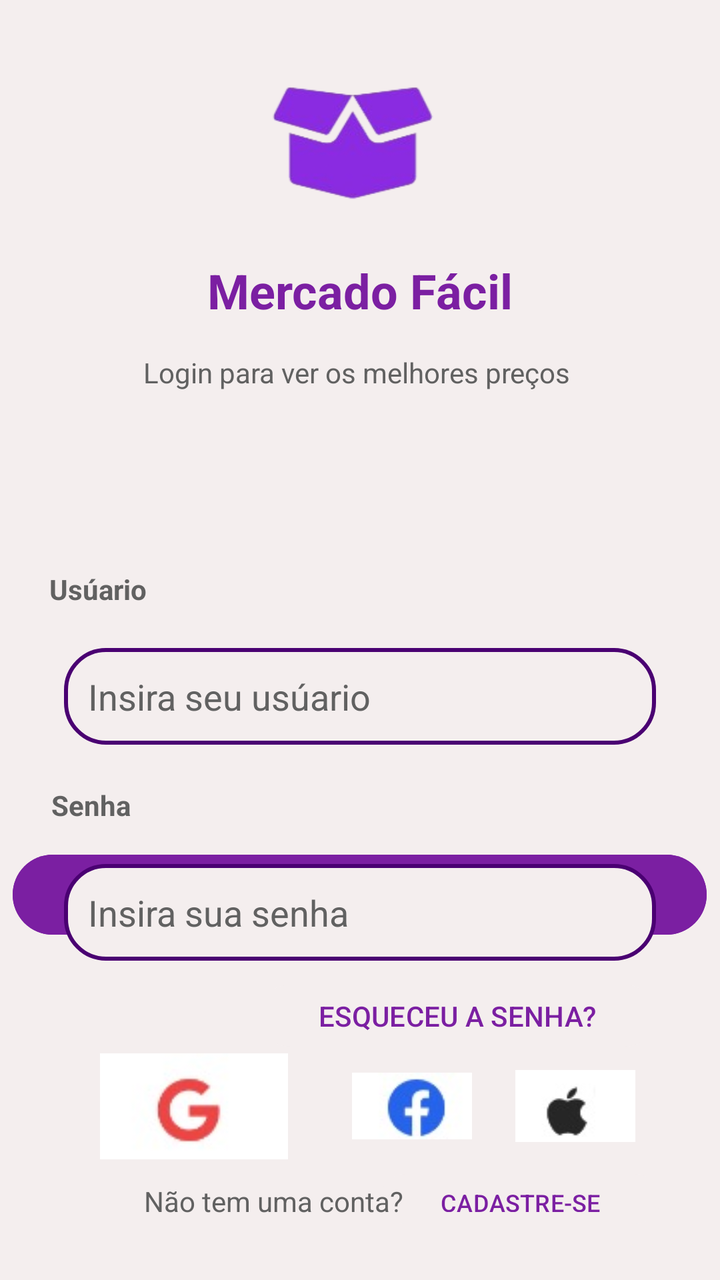
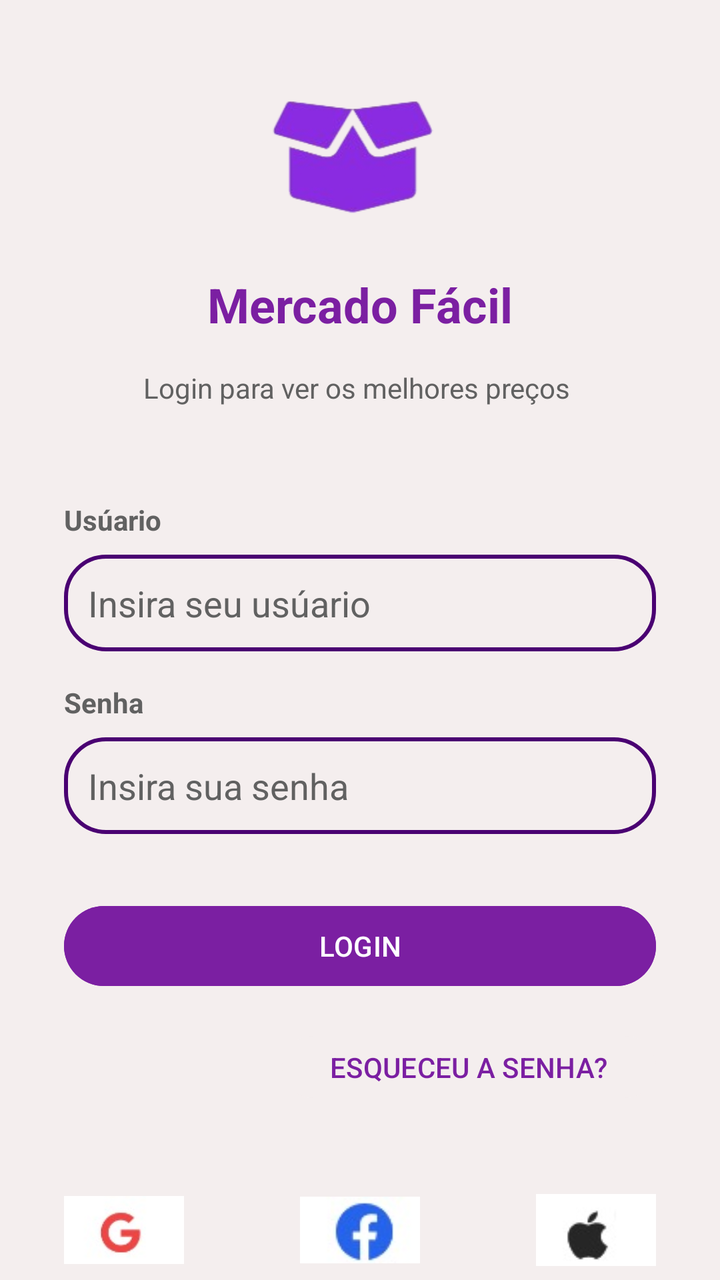

Compare the two renders of this Android layout. The source of the first and the diff that turns it into the second are given below.
<!-- AndroidManifest.xml: application theme Theme.MyApplication -->
<!-- res/layout/activity_login.xml -->
<?xml version="1.0" encoding="utf-8"?>
<androidx.constraintlayout.widget.ConstraintLayout xmlns:android="http://schemas.android.com/apk/res/android"
    xmlns:app="http://schemas.android.com/apk/res-auto"
    xmlns:tools="http://schemas.android.com/tools"
    android:id="@+id/main"
    android:layout_width="match_parent"
    android:layout_height="match_parent"
    tools:context=".LoginActivity"
    tools:layout_editor_absoluteX="0dp"
    tools:layout_editor_absoluteY="-4dp">

    <androidx.constraintlayout.widget.ConstraintLayout
        android:id="@+id/login"
        android:layout_width="match_parent"
        android:layout_height="match_parent"
        android:background="@color/roxoClaro"
        app:layout_constraintTop_toTopOf="parent"
        tools:context=".LoginActivity"
        tools:layout_editor_absoluteX="0dp">

        <Button
            android:id="@+id/button8"
            android:layout_width="140dp"
            android:layout_height="33dp"
            android:layout_marginHorizontal="32dp"
            android:layout_marginEnd="30dp"
            android:layout_marginBottom="24dp"
            android:backgroundTint="#F4EEEE"
            android:text="CADASTRE-SE"
            android:textColor="#7B1FA2"
            android:textSize="12sp"
            android:visibility="visible"
            app:layout_constraintBottom_toBottomOf="parent"
            app:layout_constraintEnd_toEndOf="parent"
            app:layout_constraintHorizontal_bias="1.0"
            app:layout_constraintStart_toEndOf="@+id/textView21" />

        <TextView
            android:id="@+id/textView21"
            android:layout_width="wrap_content"
            android:layout_height="wrap_content"
            android:layout_marginBottom="30dp"
            android:text="Não tem uma conta?"
            style="@style/textcolorview"
            app:layout_constraintBottom_toBottomOf="parent"
            app:layout_constraintEnd_toEndOf="parent"
            app:layout_constraintHorizontal_bias="0.312"
            app:layout_constraintStart_toStartOf="parent" />

        <ImageButton
            android:id="@+id/imageButton6"
            android:layout_width="60dp"
            android:layout_height="60dp"
            android:background="@android:color/transparent"
            android:contentDescription="a"
            android:scaleType="fitCenter"
            app:layout_constraintBottom_toTopOf="@+id/button8"
            app:layout_constraintEnd_toEndOf="parent"
            app:layout_constraintHorizontal_bias="0.339"
            app:layout_constraintStart_toEndOf="@+id/imageButton5"
            app:srcCompat="@drawable/apple_button" />

        <ImageButton
            android:id="@+id/imageButton2"
            android:layout_width="0dp"
            android:layout_height="60dp"
            android:layout_marginStart="50dp"
            android:layout_marginBottom="8dp"
            android:background="@android:color/transparent"
            android:contentDescription="a"
            android:scaleType="fitCenter"
            app:layout_constraintBottom_toTopOf="@+id/textView21"
            app:layout_constraintStart_toStartOf="parent"
            app:srcCompat="@drawable/google_button" />

        <ImageButton
            android:id="@+id/imageButton5"
            android:layout_width="60dp"
            android:layout_height="60dp"
            android:layout_marginStart="32dp"
            android:background="@android:color/transparent"
            android:contentDescription="a"
            android:scaleType="fitCenter"
            app:layout_constraintBottom_toTopOf="@+id/textView21"
            app:layout_constraintStart_toEndOf="@+id/imageButton2"
            app:layout_constraintTop_toTopOf="@+id/imageButton2"
            app:layout_constraintVertical_bias="0.0"
            app:srcCompat="@drawable/facebook_button" />

        <Button
            android:id="@+id/button4"
            android:layout_width="347dp"
            android:layout_height="48dp"
            android:layout_marginHorizontal="32dp"
            android:layout_marginTop="20dp"
            android:backgroundTint="#7B1FA2"
            android:text="LOGIN"
            android:textColor="@android:color/white"
            app:layout_constraintBottom_toBottomOf="parent"
            app:layout_constraintEnd_toEndOf="parent"
            app:layout_constraintHorizontal_bias="0.505"
            app:layout_constraintStart_toStartOf="parent"
            app:layout_constraintTop_toTopOf="parent"
            app:layout_constraintVertical_bias="0.705" />

        <Button
            android:id="@+id/button"
            android:layout_width="198dp"
            android:layout_height="39dp"
            android:layout_marginHorizontal="32dp"
            android:layout_marginTop="17dp"
            android:backgroundTint="#F4EEEE"
            android:text="ESQUECEU A SENHA?"
            android:textColor="#7B1FA2"
            app:layout_constraintEnd_toEndOf="parent"
            app:layout_constraintHorizontal_bias="0.995"
            app:layout_constraintStart_toStartOf="parent"
            app:layout_constraintTop_toBottomOf="@+id/button4" />

        <ImageView
            android:id="@+id/imageView2"
            android:layout_width="215dp"
            android:layout_height="108dp"
            android:contentDescription="caixa roxa"
            app:layout_constraintBottom_toBottomOf="parent"
            app:layout_constraintEnd_toEndOf="parent"
            app:layout_constraintHorizontal_bias="0.502"
            app:layout_constraintStart_toStartOf="parent"
            app:layout_constraintTop_toTopOf="parent"
            app:layout_constraintVertical_bias="0.017"
            app:srcCompat="@drawable/caixaroxa3" />

        <TextView
            android:id="@+id/textView16"
            android:layout_width="238dp"
            android:layout_height="26dp"
            android:layout_marginTop="36dp"
            android:text="Login para ver os melhores preços "
            style="@style/textcolorview"
            android:textAlignment="center"
            app:layout_constraintBottom_toTopOf="@+id/textView19"
            app:layout_constraintEnd_toEndOf="parent"
            app:layout_constraintStart_toStartOf="parent"
            app:layout_constraintTop_toTopOf="@+id/textView2"
            app:layout_constraintVertical_bias="0.125" />

        <EditText
            android:id="@+id/editTextTextPassword8"
            android:layout_width="0dp"
            android:layout_height="wrap_content"
            android:layout_marginHorizontal="32dp"
            android:layout_marginTop="432dp"
            android:background="@drawable/edtform"
            android:ems="10"
            style="@style/textcolorview"
            android:hint="Insira sua senha"
            android:inputType="textPassword"
            android:padding="12dp"
            app:layout_constraintEnd_toEndOf="parent"
            app:layout_constraintHorizontal_bias="0.484"
            app:layout_constraintStart_toStartOf="parent"
            app:layout_constraintTop_toTopOf="parent" />

        <TextView
            android:id="@+id/textView2"
            android:layout_width="wrap_content"
            android:layout_height="wrap_content"
            android:layout_marginTop="12dp"
            android:text="Mercado Fácil"
            android:textAllCaps="false"
            android:textColor="#7B1FA2"
            android:textSize="24sp"
            android:textStyle="bold"
            app:layout_constraintEnd_toEndOf="parent"
            app:layout_constraintStart_toStartOf="parent"
            app:layout_constraintTop_toBottomOf="@+id/imageView2"
            tools:ignore="MissingConstraints" />

        <TextView
            android:id="@+id/textView20"
            android:layout_width="wrap_content"
            android:layout_height="wrap_content"
            android:layout_marginBottom="20dp"
            android:text="Senha"
            android:textStyle="bold"
            style="@style/textcolorview"
            app:layout_constraintBottom_toTopOf="@+id/editTextTextPassword8"
            app:layout_constraintEnd_toEndOf="parent"
            app:layout_constraintHorizontal_bias="0.08"
            app:layout_constraintStart_toStartOf="parent" />

        <TextView
            android:id="@+id/textView19"
            android:layout_width="123dp"
            android:layout_height="19dp"
            android:layout_marginBottom="20dp"
            android:text="Usúario"
            android:textStyle="bold"
            style="@style/textcolorview"
            app:layout_constraintBottom_toTopOf="@+id/editTextTextPassword3"
            app:layout_constraintEnd_toEndOf="parent"
            app:layout_constraintHorizontal_bias="0.104"
            app:layout_constraintStart_toStartOf="parent" />

        <EditText
            android:id="@+id/editTextTextPassword3"
            android:layout_width="0dp"
            android:layout_height="wrap_content"
            android:layout_marginHorizontal="32dp"
            android:layout_marginTop="324dp"
            android:background="@drawable/edtform"
            android:ems="10"
            style="@style/textcolorview"
            android:hint="Insira seu usúario"
            android:inputType="text"
            android:padding="12dp"
            app:layout_constraintEnd_toEndOf="parent"
            app:layout_constraintHorizontal_bias="0.484"
            app:layout_constraintStart_toStartOf="parent"
            app:layout_constraintTop_toTopOf="parent" />

    </androidx.constraintlayout.widget.ConstraintLayout>

</androidx.constraintlayout.widget.ConstraintLayout>
<!-- resources referenced by this layout -->
<resources>
  <color name="roxoClaro">#F4EEEE</color>
  <!-- drawable apple_button: jpg bitmap (drawable, 1243 bytes) -->
  <!-- drawable caixaroxa3: png bitmap (drawable, 22226 bytes) -->
  <!-- drawable edtform (drawable) -->
  <?xml version="1.0" encoding="utf-8"?>
  <shape xmlns:android="http://schemas.android.com/apk/res/android">
      <solid android:color="@color/roxoClaro"/>
      <corners android:radius="20dp"/>
      <stroke android:color="@color/roxoEscuro" android:width="2dp"/>
  </shape>
  <!-- drawable facebook_button: jpg bitmap (drawable, 1797 bytes) -->
  <!-- drawable google_button: jpg bitmap (drawable, 1658 bytes) -->
  <style name="textcolorview">
          <item name="android:textColor">@color/cinzaEscuro</item>
          <item name="android:textColorHint">@color/cinzaEscuro</item>
  
      </style>
  <style name="Theme.MyApplication" parent="Base.Theme.MyApplication" />
  <color name="roxoEscuro">#4A0072</color>
  <color name="cinzaEscuro">#616161</color>
  <style name="Base.Theme.MyApplication" parent="Theme.Material3.DayNight.NoActionBar">
          
          
      </style>
</resources>

<!-- the commit's change to res/layout/activity_login.xml (unified diff, before → after) -->
@@ -1,165 +1,31 @@
 <?xml version="1.0" encoding="utf-8"?>
-<androidx.constraintlayout.widget.ConstraintLayout xmlns:android="http://schemas.android.com/apk/res/android"
+<androidx.core.widget.NestedScrollView xmlns:android="http://schemas.android.com/apk/res/android"
     xmlns:app="http://schemas.android.com/apk/res-auto"
     xmlns:tools="http://schemas.android.com/tools"
-    android:id="@+id/main"
+    android:id="@+id/scroll_view_login"
     android:layout_width="match_parent"
     android:layout_height="match_parent"
-    tools:context=".LoginActivity"
-    tools:layout_editor_absoluteX="0dp"
-    tools:layout_editor_absoluteY="-4dp">
+    android:fillViewport="true"
+    android:background="@color/roxoClaro"
+    tools:context=".LoginActivity">
 
     <androidx.constraintlayout.widget.ConstraintLayout
         android:id="@+id/login"
         android:layout_width="match_parent"
-        android:layout_height="match_parent"
-        android:background="@color/roxoClaro"
-        app:layout_constraintTop_toTopOf="parent"
-        tools:context=".LoginActivity"
-        tools:layout_editor_absoluteX="0dp">
-
-        <Button
-            android:id="@+id/button8"
-            android:layout_width="140dp"
-            android:layout_height="33dp"
-            android:layout_marginHorizontal="32dp"
-            android:layout_marginEnd="30dp"
-            android:layout_marginBottom="24dp"
-            android:backgroundTint="#F4EEEE"
-            android:text="CADASTRE-SE"
-            android:textColor="#7B1FA2"
-            android:textSize="12sp"
-            android:visibility="visible"
-            app:layout_constraintBottom_toBottomOf="parent"
-            app:layout_constraintEnd_toEndOf="parent"
-            app:layout_constraintHorizontal_bias="1.0"
-            app:layout_constraintStart_toEndOf="@+id/textView21" />
-
-        <TextView
-            android:id="@+id/textView21"
-            android:layout_width="wrap_content"
-            android:layout_height="wrap_content"
-            android:layout_marginBottom="30dp"
-            android:text="Não tem uma conta?"
-            style="@style/textcolorview"
-            app:layout_constraintBottom_toBottomOf="parent"
-            app:layout_constraintEnd_toEndOf="parent"
-            app:layout_constraintHorizontal_bias="0.312"
-            app:layout_constraintStart_toStartOf="parent" />
-
-        <ImageButton
-            android:id="@+id/imageButton6"
-            android:layout_width="60dp"
-            android:layout_height="60dp"
-            android:background="@android:color/transparent"
-            android:contentDescription="a"
-            android:scaleType="fitCenter"
-            app:layout_constraintBottom_toTopOf="@+id/button8"
-            app:layout_constraintEnd_toEndOf="parent"
-            app:layout_constraintHorizontal_bias="0.339"
-            app:layout_constraintStart_toEndOf="@+id/imageButton5"
-            app:srcCompat="@drawable/apple_button" />
-
-        <ImageButton
-            android:id="@+id/imageButton2"
-            android:layout_width="0dp"
-            android:layout_height="60dp"
-            android:layout_marginStart="50dp"
-            android:layout_marginBottom="8dp"
-            android:background="@android:color/transparent"
-            android:contentDescription="a"
-            android:scaleType="fitCenter"
-            app:layout_constraintBottom_toTopOf="@+id/textView21"
-            app:layout_constraintStart_toStartOf="parent"
-            app:srcCompat="@drawable/google_button" />
-
-        <ImageButton
-            android:id="@+id/imageButton5"
-            android:layout_width="60dp"
-            android:layout_height="60dp"
-            android:layout_marginStart="32dp"
-            android:background="@android:color/transparent"
-            android:contentDescription="a"
-            android:scaleType="fitCenter"
-            app:layout_constraintBottom_toTopOf="@+id/textView21"
-            app:layout_constraintStart_toEndOf="@+id/imageButton2"
-            app:layout_constraintTop_toTopOf="@+id/imageButton2"
-            app:layout_constraintVertical_bias="0.0"
-            app:srcCompat="@drawable/facebook_button" />
-
-        <Button
-            android:id="@+id/button4"
-            android:layout_width="347dp"
-            android:layout_height="48dp"
-            android:layout_marginHorizontal="32dp"
-            android:layout_marginTop="20dp"
-            android:backgroundTint="#7B1FA2"
-            android:text="LOGIN"
-            android:textColor="@android:color/white"
-            app:layout_constraintBottom_toBottomOf="parent"
-            app:layout_constraintEnd_toEndOf="parent"
-            app:layout_constraintHorizontal_bias="0.505"
-            app:layout_constraintStart_toStartOf="parent"
-            app:layout_constraintTop_toTopOf="parent"
-            app:layout_constraintVertical_bias="0.705" />
-
-        <Button
-            android:id="@+id/button"
-            android:layout_width="198dp"
-            android:layout_height="39dp"
-            android:layout_marginHorizontal="32dp"
-            android:layout_marginTop="17dp"
-            android:backgroundTint="#F4EEEE"
-            android:text="ESQUECEU A SENHA?"
-            android:textColor="#7B1FA2"
-            app:layout_constraintEnd_toEndOf="parent"
-            app:layout_constraintHorizontal_bias="0.995"
-            app:layout_constraintStart_toStartOf="parent"
-            app:layout_constraintTop_toBottomOf="@+id/button4" />
+        android:layout_height="wrap_content"
+        android:paddingBottom="24dp"
+        app:layout_constraintTop_toTopOf="parent">
 
         <ImageView
             android:id="@+id/imageView2"
             android:layout_width="215dp"
             android:layout_height="108dp"
             android:contentDescription="caixa roxa"
-            app:layout_constraintBottom_toBottomOf="parent"
-            app:layout_constraintEnd_toEndOf="parent"
-            app:layout_constraintHorizontal_bias="0.502"
+            app:layout_constraintEnd_toEndOf="parent"
             app:layout_constraintStart_toStartOf="parent"
             app:layout_constraintTop_toTopOf="parent"
-            app:layout_constraintVertical_bias="0.017"
+            android:layout_marginTop="16dp"
             app:srcCompat="@drawable/caixaroxa3" />
-
-        <TextView
-            android:id="@+id/textView16"
-            android:layout_width="238dp"
-            android:layout_height="26dp"
-            android:layout_marginTop="36dp"
-            android:text="Login para ver os melhores preços "
-            style="@style/textcolorview"
-            android:textAlignment="center"
-            app:layout_constraintBottom_toTopOf="@+id/textView19"
-            app:layout_constraintEnd_toEndOf="parent"
-            app:layout_constraintStart_toStartOf="parent"
-            app:layout_constraintTop_toTopOf="@+id/textView2"
-            app:layout_constraintVertical_bias="0.125" />
-
-        <EditText
-            android:id="@+id/editTextTextPassword8"
-            android:layout_width="0dp"
-            android:layout_height="wrap_content"
-            android:layout_marginHorizontal="32dp"
-            android:layout_marginTop="432dp"
-            android:background="@drawable/edtform"
-            android:ems="10"
-            style="@style/textcolorview"
-            android:hint="Insira sua senha"
-            android:inputType="textPassword"
-            android:padding="12dp"
-            app:layout_constraintEnd_toEndOf="parent"
-            app:layout_constraintHorizontal_bias="0.484"
-            app:layout_constraintStart_toStartOf="parent"
-            app:layout_constraintTop_toTopOf="parent" />
 
         <TextView
             android:id="@+id/textView2"
@@ -173,41 +39,38 @@
             android:textStyle="bold"
             app:layout_constraintEnd_toEndOf="parent"
             app:layout_constraintStart_toStartOf="parent"
-            app:layout_constraintTop_toBottomOf="@+id/imageView2"
-            tools:ignore="MissingConstraints" />
-
-        <TextView
-            android:id="@+id/textView20"
-            android:layout_width="wrap_content"
-            android:layout_height="wrap_content"
-            android:layout_marginBottom="20dp"
-            android:text="Senha"
-            android:textStyle="bold"
-            style="@style/textcolorview"
-            app:layout_constraintBottom_toTopOf="@+id/editTextTextPassword8"
-            app:layout_constraintEnd_toEndOf="parent"
-            app:layout_constraintHorizontal_bias="0.08"
-            app:layout_constraintStart_toStartOf="parent" />
+            app:layout_constraintTop_toBottomOf="@+id/imageView2" />
+
+        <TextView
+            android:id="@+id/textView16"
+            android:layout_width="238dp"
+            android:layout_height="26dp"
+            android:layout_marginTop="16dp"
+            android:text="Login para ver os melhores preços "
+            style="@style/textcolorview"
+            android:textAlignment="center"
+            app:layout_constraintEnd_toEndOf="parent"
+            app:layout_constraintStart_toStartOf="parent"
+            app:layout_constraintTop_toBottomOf="@+id/textView2" />
 
         <TextView
             android:id="@+id/textView19"
             android:layout_width="123dp"
             android:layout_height="19dp"
-            android:layout_marginBottom="20dp"
+            android:layout_marginStart="32dp"
+            android:layout_marginTop="40dp"
             android:text="Usúario"
             android:textStyle="bold"
             style="@style/textcolorview"
-            app:layout_constraintBottom_toTopOf="@+id/editTextTextPassword3"
-            app:layout_constraintEnd_toEndOf="parent"
-            app:layout_constraintHorizontal_bias="0.104"
-            app:layout_constraintStart_toStartOf="parent" />
+            app:layout_constraintStart_toStartOf="parent"
+            app:layout_constraintTop_toBottomOf="@+id/textView16" />
 
         <EditText
             android:id="@+id/editTextTextPassword3"
             android:layout_width="0dp"
             android:layout_height="wrap_content"
             android:layout_marginHorizontal="32dp"
-            android:layout_marginTop="324dp"
+            android:layout_marginTop="8dp"
             android:background="@drawable/edtform"
             android:ems="10"
             style="@style/textcolorview"
@@ -215,10 +78,128 @@
             android:inputType="text"
             android:padding="12dp"
             app:layout_constraintEnd_toEndOf="parent"
-            app:layout_constraintHorizontal_bias="0.484"
-            app:layout_constraintStart_toStartOf="parent"
-            app:layout_constraintTop_toTopOf="parent" />
+            app:layout_constraintStart_toStartOf="parent"
+            app:layout_constraintTop_toBottomOf="@+id/textView19" />
+
+        <TextView
+            android:id="@+id/textView20"
+            android:layout_width="wrap_content"
+            android:layout_height="wrap_content"
+            android:layout_marginStart="32dp"
+            android:layout_marginTop="16dp"
+            android:text="Senha"
+            android:textStyle="bold"
+            style="@style/textcolorview"
+            app:layout_constraintStart_toStartOf="parent"
+            app:layout_constraintTop_toBottomOf="@+id/editTextTextPassword3" />
+
+        <EditText
+            android:id="@+id/editTextTextPassword8"
+            android:layout_width="0dp"
+            android:layout_height="wrap_content"
+            android:layout_marginHorizontal="32dp"
+            android:layout_marginTop="8dp"
+            android:background="@drawable/edtform"
+            android:ems="10"
+            style="@style/textcolorview"
+            android:hint="Insira sua senha"
+            android:inputType="textPassword"
+            android:padding="12dp"
+            app:layout_constraintEnd_toEndOf="parent"
+            app:layout_constraintStart_toStartOf="parent"
+            app:layout_constraintTop_toBottomOf="@+id/textView20" />
+
+        <Button
+            android:id="@+id/button4"
+            android:layout_width="0dp"
+            android:layout_height="48dp"
+            android:layout_marginHorizontal="32dp"
+            android:layout_marginTop="32dp"
+            android:backgroundTint="#7B1FA2"
+            android:text="LOGIN"
+            android:textColor="@android:color/white"
+            app:layout_constraintEnd_toEndOf="parent"
+            app:layout_constraintStart_toStartOf="parent"
+            app:layout_constraintTop_toBottomOf="@+id/editTextTextPassword8" />
+
+        <Button
+            android:id="@+id/button"
+            android:layout_width="wrap_content"
+            android:layout_height="39dp"
+            android:layout_marginTop="17dp"
+            android:layout_marginEnd="32dp"
+            android:backgroundTint="#F4EEEE"
+            android:text="ESQUECEU A SENHA?"
+            android:textColor="#7B1FA2"
+            app:layout_constraintEnd_toEndOf="parent"
+            app:layout_constraintTop_toBottomOf="@+id/button4" />
+
+        <ImageButton
+            android:id="@+id/imageButton2"
+            android:layout_width="60dp"
+            android:layout_height="60dp"
+            android:layout_marginTop="32dp"
+            android:background="@android:color/transparent"
+            android:contentDescription="Login com Google"
+            android:scaleType="fitCenter"
+            app:layout_constraintEnd_toStartOf="@+id/imageButton5"
+            app:layout_constraintHorizontal_chainStyle="spread_inside"
+            app:layout_constraintStart_toStartOf="@+id/button4"
+            app:layout_constraintTop_toBottomOf="@+id/button"
+            app:srcCompat="@drawable/google_button" />
+
+        <ImageButton
+            android:id="@+id/imageButton5"
+            android:layout_width="60dp"
+            android:layout_height="60dp"
+            android:background="@android:color/transparent"
+            android:contentDescription="Login com Facebook"
+            android:scaleType="fitCenter"
+            app:layout_constraintEnd_toStartOf="@+id/imageButton6"
+            app:layout_constraintStart_toEndOf="@+id/imageButton2"
+            app:layout_constraintTop_toTopOf="@+id/imageButton2"
+            app:srcCompat="@drawable/facebook_button" />
+
+        <ImageButton
+            android:id="@+id/imageButton6"
+            android:layout_width="60dp"
+            android:layout_height="60dp"
+            android:background="@android:color/transparent"
+            android:contentDescription="Login com Apple"
+            android:scaleType="fitCenter"
+            app:layout_constraintEnd_toEndOf="@+id/button4"
+            app:layout_constraintStart_toEndOf="@+id/imageButton5"
+            app:layout_constraintTop_toTopOf="@+id/imageButton2"
+            app:srcCompat="@drawable/apple_button" />
+
+        <TextView
+            android:id="@+id/textView21"
+            android:layout_width="wrap_content"
+            android:layout_height="wrap_content"
+            android:layout_marginTop="40dp"
+            android:text="Não tem uma conta?"
+            style="@style/textcolorview"
+            app:layout_constraintStart_toStartOf="parent"
+            app:layout_constraintEnd_toStartOf="@+id/button8"
+            app:layout_constraintHorizontal_chainStyle="packed"
+            app:layout_constraintTop_toBottomOf="@+id/imageButton2"
+            app:layout_constraintBottom_toBottomOf="parent" /> 
+
+        <Button
+            android:id="@+id/button8"
+            android:layout_width="140dp"
+            android:layout_height="33dp"
+            android:layout_marginStart="8dp"
+            android:backgroundTint="#F4EEEE"
+            android:text="CADASTRE-SE"
+            android:textColor="#7B1FA2"
+            android:textSize="12sp"
+            android:visibility="visible"
+            app:layout_constraintStart_toEndOf="@+id/textView21"
+            app:layout_constraintEnd_toEndOf="parent"
+            app:layout_constraintTop_toTopOf="@+id/textView21"
+            app:layout_constraintBottom_toBottomOf="@+id/textView21" />
 
     </androidx.constraintlayout.widget.ConstraintLayout>
 
-</androidx.constraintlayout.widget.ConstraintLayout>
+</androidx.core.widget.NestedScrollView>
